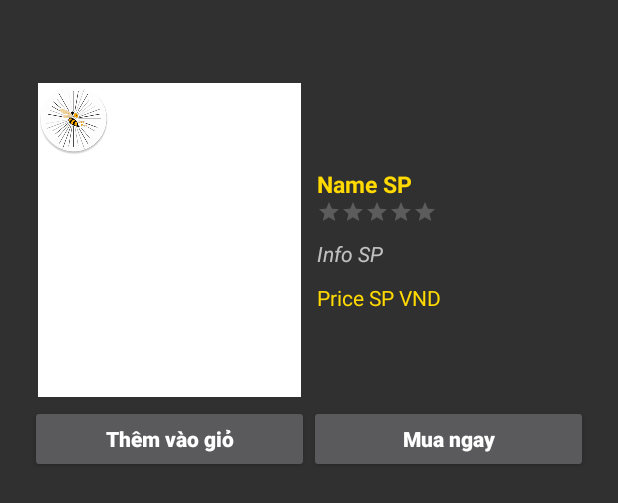
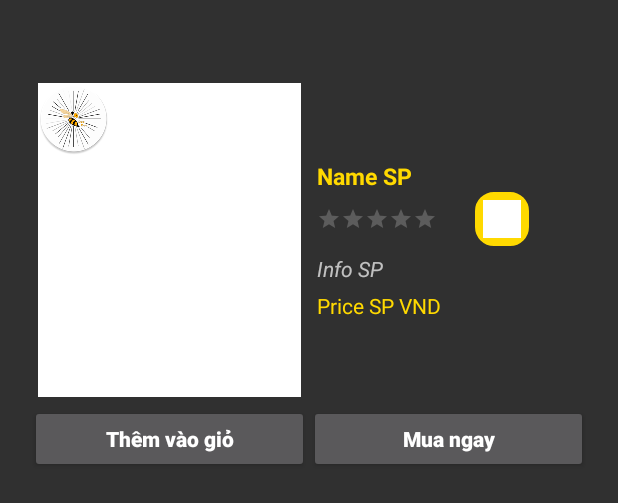
Before and after one commit to bbsvip/BeeShoe, an Android app: the layout dialog_sp.xml on its own in the app's theme, with its tools: preview values and no code run, on a phone screen of 412 x 824 dp. Shown: the top 503 px of the screen. Run offline under Robolectric (Android 15) with nearby library versions, the phone set to English and light mode, and no system bars; network calls fail.

Commit message:
FliperView

```diff
--- a/app/src/main/java/com/bbs/mr/beeshoe/NonScrollListView.java
+++ b/app/src/main/java/com/bbs/mr/beeshoe/NonScrollListView.java
@@ -19,7 +19,7 @@ public class NonScrollListView extends ListView {
     @Override
     public void onMeasure(int widthMeasureSpec, int heightMeasureSpec) {
         int heightMeasureSpec_custom = MeasureSpec.makeMeasureSpec(
-                Integer.MAX_VALUE >> 6, MeasureSpec.AT_MOST);
+                Integer.MAX_VALUE >> 10, MeasureSpec.AT_MOST);
         super.onMeasure(widthMeasureSpec, heightMeasureSpec_custom);
         ViewGroup.LayoutParams params = getLayoutParams();
         params.height = getMeasuredHeight();
--- a/app/src/main/res/layout/dialog_sp.xml
+++ b/app/src/main/res/layout/dialog_sp.xml
@@ -61,6 +61,14 @@
                         android:textSize="15sp"
                         android:textStyle="bold" />
 
+
+
+                    <LinearLayout
+                        android:layout_width="wrap_content"
+                        android:layout_height="wrap_content"
+                        android:gravity="center"
+                        android:orientation="horizontal">
+
                         <RatingBar
                             android:id="@+id/rating_info"
                             style="@style/Base.Widget.AppCompat.RatingBar.Small"
@@ -69,13 +77,28 @@
                             android:isIndicator="true"
                             android:numStars="5"
                             android:stepSize="1" />
+                        <LinearLayout
+                            android:layout_width="wrap_content"
+                            android:layout_height="wrap_content"
+                            android:background="@drawable/borrder"
+                            android:layout_marginLeft="25dp">
+
+                            <View
+                                android:id="@+id/v_color"
+                                android:layout_width="25dp"
+                                android:layout_height="25dp"
+                                android:layout_margin="5dp"
+                                android:background="#ffffff" />
+                        </LinearLayout>
+
+                    </LinearLayout>
 
                     <TextView
                         android:id="@+id/tv_info_sp"
                         android:layout_width="match_parent"
                         android:layout_height="wrap_content"
-                        android:layout_marginTop="10dp"
-                        android:layout_marginBottom="10dp"
+                        android:layout_marginTop="5dp"
+                        android:layout_marginBottom="5dp"
                         android:text="Info SP"
                         android:textStyle="italic" />
 
--- a/app/src/main/res/layout/giay_nam.xml
+++ b/app/src/main/res/layout/giay_nam.xml
@@ -33,7 +33,6 @@
         android:id="@+id/rcv_nam"
         android:layout_width="match_parent"
         android:layout_height="match_parent"
-        android:layout_marginBottom="150dp"
         android:layout_weight="1" />
 
     <ListView
--- a/app/src/main/res/layout/home.xml
+++ b/app/src/main/res/layout/home.xml
@@ -12,6 +12,6 @@
             android:layout_width="match_parent"
             android:layout_height="200dp"
             android:id="@+id/vf_home"
-            android:background="@drawable/borrder_item"/>
+            android:background="#ffffff"/>
     </LinearLayout>
 </LinearLayout>
```
Also changed, not shown: app/src/main/java/com/bbs/mr/beeshoe/Adapter/Adapter_SP.java (+25 -0 lines). Lines whose indentation alone changed are shown as unchanged.
